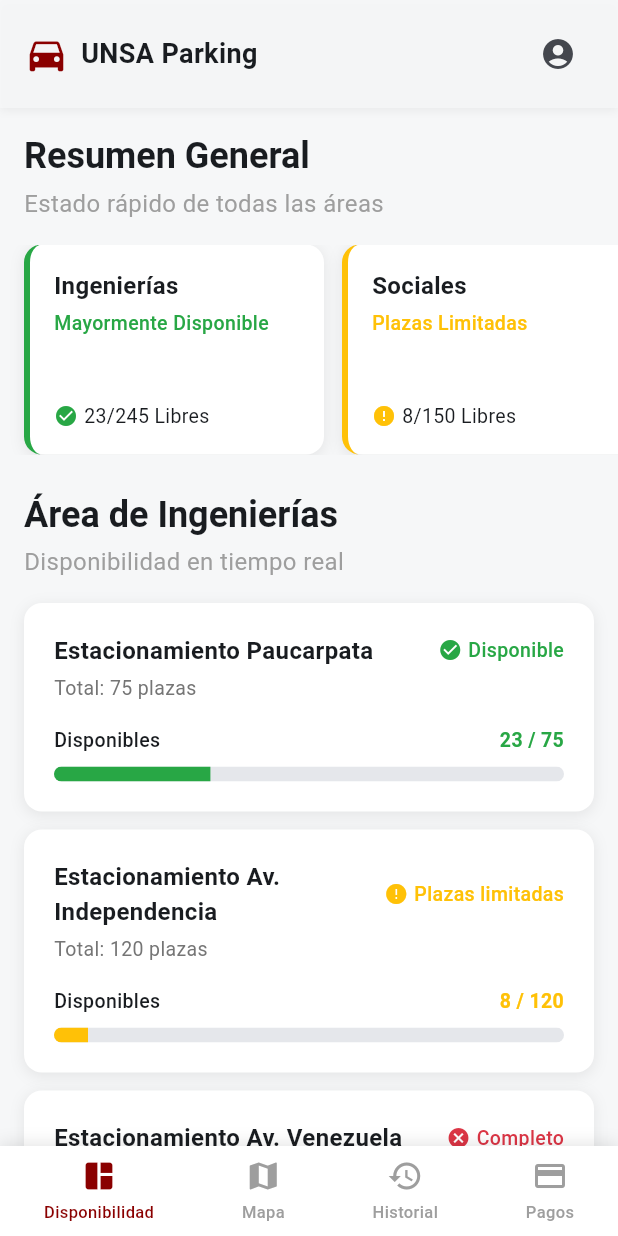
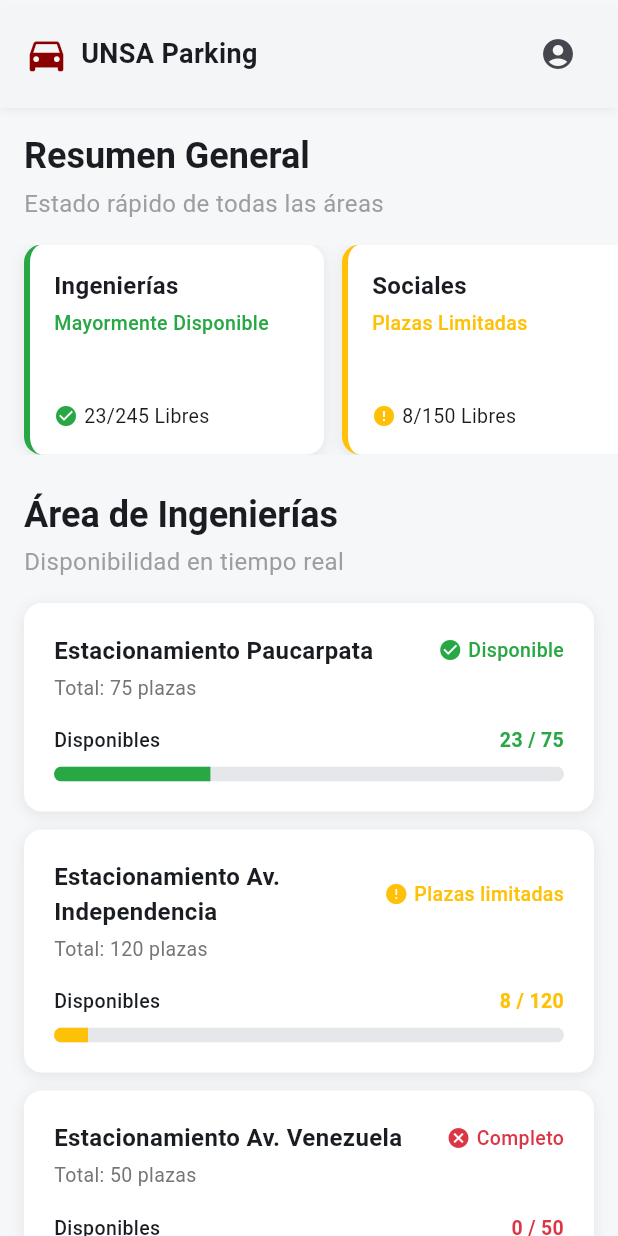
Before and after one commit to Choflis/EstacionaUNSA, a Flutter app: the HomeScreen screen opened directly, on a phone screen of 412 x 824 dp. Run offline on Flutter 3.47's test engine with Material 3 defaults, Android fonts, the phone set to English and light mode, and no system bars; our stand-ins replace cloud_firestore, firebase_auth, firebase_core, google_sign_in; accounts and stored records are empty.

Commit message:
Creación de la clase Main_nav_screen para la centralización de la navegación inferior

```diff
--- a/estaciona_unsa/lib/main.dart
+++ b/estaciona_unsa/lib/main.dart
@@ -1,6 +1,6 @@
 import 'package:flutter/material.dart';
 import 'package:firebase_core/firebase_core.dart';
-import 'screens/login_screen.dart';
+import 'screens/main_nav_screen.dart';
 import 'firebase_options.dart'; // se genera al configurar Firebase
 import 'config/theme.dart';
 import 'utils/firestore_seed.dart';
@@ -25,7 +25,7 @@ class MyApp extends StatelessWidget {
       debugShowCheckedModeBanner: false,
       title: 'EstacionaUNSA', // Argumento movido
       theme: appTheme,         // Argumento movido
-      home: const LoginScreen(),
+      home: const MainNavScreen(),
     );
   }
 }
--- a/estaciona_unsa/lib/screens/home_screen.dart
+++ b/estaciona_unsa/lib/screens/home_screen.dart
@@ -10,7 +10,7 @@ class HomeScreen extends StatefulWidget {
 }
 
 class _HomeScreenState extends State<HomeScreen> {
-  int _selectedIndex = 0;
+  // Navegación interna removida: la barra inferior ahora la gestiona MainNavScreen
 
   void _navigateToProfile() {
     Navigator.of(context).push(
@@ -195,33 +195,7 @@ class _HomeScreenState extends State<HomeScreen> {
         ],
       ),
 
-      // Bottom Navigation
-      bottomNavigationBar: Container(
-        decoration: BoxDecoration(
-          color: isDark ? const Color(0xFF1C2A38) : Colors.white,
-          boxShadow: [
-            BoxShadow(
-              color: Colors.black.withValues(alpha: 0.1),
-              blurRadius: 8,
-              offset: const Offset(0, -2),
-            ),
-          ],
-        ),
-        child: SafeArea(
-          child: Padding(
-            padding: const EdgeInsets.symmetric(vertical: 8),
-            child: Row(
-              mainAxisAlignment: MainAxisAlignment.spaceAround,
-              children: [
-                _buildNavItem(Icons.space_dashboard, 'Disponibilidad', 0),
-                _buildNavItem(Icons.map, 'Mapa', 1),
-                _buildNavItem(Icons.history, 'Historial', 2),
-                _buildNavItem(Icons.credit_card, 'Pagos', 3),
-              ],
-            ),
-          ),
-        ),
-      ),
+      // La barra inferior la maneja `MainNavScreen`. No se incluye aquí para evitar duplicados.
     );
   }
 
@@ -348,24 +322,5 @@ class _HomeScreenState extends State<HomeScreen> {
       ),
     );
   }
-
-  Widget _buildNavItem(IconData icon, String label, int index) {
-    final isSelected = _selectedIndex == index;
-    final color = isSelected ? const Color(0xFF8A0000) : Colors.grey;
-
-    return InkWell(
-      onTap: () => setState(() => _selectedIndex = index),
-      child: Column(
-        mainAxisSize: MainAxisSize.min,
-        children: [
-          Icon(icon, color: color),
-          const SizedBox(height: 4),
-          Text(
-            label,
-            style: TextStyle(fontSize: 11, color: color, fontWeight: FontWeight.w500),
-          ),
-        ],
-      ),
-    );
-  }
+  // Nota: no hay método _buildNavItem porque la navegación inferior es responsabilidad de MainNavScreen.
 }
```
Also changed, not shown: estaciona_unsa/lib/screens/history_screen.dart (added, +14 -0 lines), estaciona_unsa/lib/screens/main_nav_screen.dart (added, +40 -0 lines), estaciona_unsa/lib/screens/map_screen.dart (added, +14 -0 lines), estaciona_unsa/lib/screens/my_vehicle_screen.dart (added, +14 -0 lines), estaciona_unsa/pubspec.lock.
